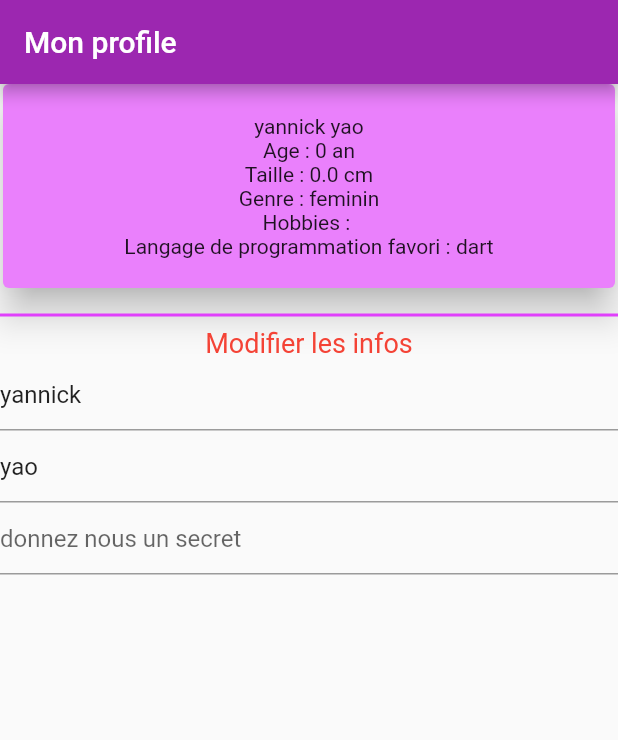
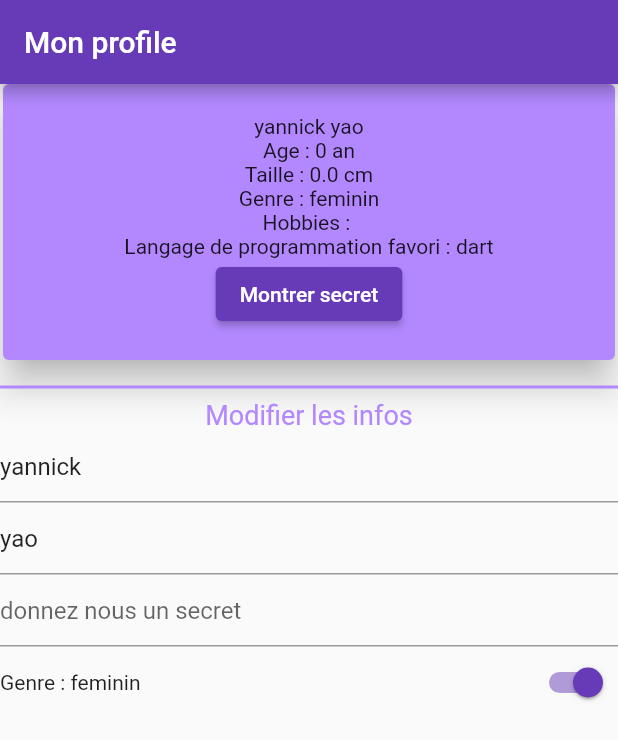
Before and after one commit to yannicknici/ProjectsWidgetsInteractifs, a Flutter app: the screen it shows after launch, on a phone screen of 412 x 824 dp. Shown: the top 740 px of the screen. Run offline on Flutter 3.47's test engine with Material 2 defaults, Android fonts, the phone set to English and light mode, and no system bars; Roboto replaces fonts that are missing (CupertinoIcons).

Commit message:
quatrieme commit, ajout de mon swicht pour le genre

```diff
--- a/lib/interactifs_page.dart
+++ b/lib/interactifs_page.dart
@@ -16,6 +16,7 @@ class InteractifsPageState extends State<InteractifsPage> {
    late TextEditingController surname;
    late TextEditingController name;
    late TextEditingController secret;
+   bool showSecret = false;
 
   @override
   void initState() {
@@ -43,7 +44,7 @@ class InteractifsPageState extends State<InteractifsPage> {
   Widget build(BuildContext context) {
    return Scaffold(
      appBar: AppBar(
-       backgroundColor: Colors.purple,
+       backgroundColor: Colors.deepPurple,
        title: const Text('Mon profile', style: TextStyle(color: Colors.white, fontFamily: CupertinoIcons.iconFont),
        ),
      ),
@@ -54,7 +55,7 @@ class InteractifsPageState extends State<InteractifsPage> {
            Card(
              margin: const EdgeInsets.only(left: 2, top: 0, right: 2, bottom: 10),
              elevation: 10,
-             color: Colors.purpleAccent.shade100,
+             color: Colors.deepPurpleAccent.shade100,
              child: Container(
                width:  MediaQuery.of(context).size.width,
                margin: const EdgeInsets.all(10),
@@ -66,16 +67,37 @@ class InteractifsPageState extends State<InteractifsPage> {
                    Text('Taille : ${myProfile.setHeight()}'),
                    Text('Genre : ${myProfile.genderString()}'),
                    Text('Hobbies : ${myProfile.setHobbies()}'),
-                   Text('Langage de programmation favori : ${myProfile.favoriteLang}')
+                   Text('Langage de programmation favori : ${myProfile.favoriteLang}'),
+                   ElevatedButton(
+                       onPressed: updateSecret,
+                       child: Text((showSecret)? 'cacher secret' : 'Montrer secret'),
+                   ),
+                   (showSecret) ? Text(myProfile.secret) :  const SizedBox(height: 0, width: 0,),
+
                  ],
                ),
              ),
            ),
-           const Divider(color: Colors.purpleAccent, thickness: 2,),
-           myText(text: 'Modifier les infos', couleur: Colors.red, weight: FontWeight.bold ),
+            Divider(color: Colors.deepPurpleAccent.shade100, thickness: 2,),
+           myText(text: 'Modifier les infos', couleur: Colors.deepPurpleAccent.shade100, weight: FontWeight.bold ),
            myTextField(controller: surname, hint: 'entrez votre prenom'),
            myTextField(controller: name, hint: 'entrez votre nom'),
-           myTextField(controller: secret, hint: 'donnez nous un secret', isSecret: true)
+           myTextField(controller: secret, hint: 'donnez nous un secret', isSecret: true),
+           Row(
+             mainAxisAlignment: MainAxisAlignment.spaceBetween,
+             mainAxisSize: MainAxisSize.max,
+             children: [
+               Text('Genre : ${myProfile.genderString()}'),
+               Switch(
+                   value: myProfile.gender,
+                   onChanged: ((newBool){
+                     setState(() {
+                       myProfile.gender = newBool;
+                     });
+                   })
+               )
+             ],
+           )
          ],
        ),
      ),
@@ -109,4 +131,9 @@ class InteractifsPageState extends State<InteractifsPage> {
     });
   }
 
+  updateSecret(){
+    setState(() {
+      showSecret = !showSecret;
+    });
+  }
 }
--- a/lib/main.dart
+++ b/lib/main.dart
@@ -17,7 +17,7 @@ class MyApp extends StatelessWidget {
       title: 'Flutter Demo',
       theme: ThemeData(
 
-        primarySwatch: Colors.blue,
+        primarySwatch: Colors.deepPurple,
       ),
       home:    const InteractifsPage(),
     );
```
